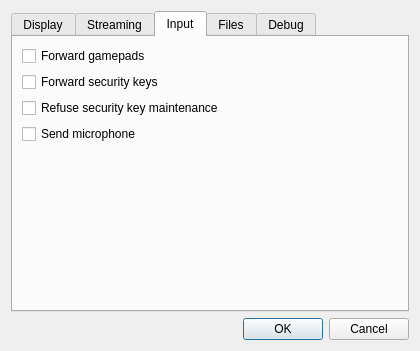
Qt form client/spectre-qt/src/settings_dialog.ui (daBOB/ghost) before a commit.
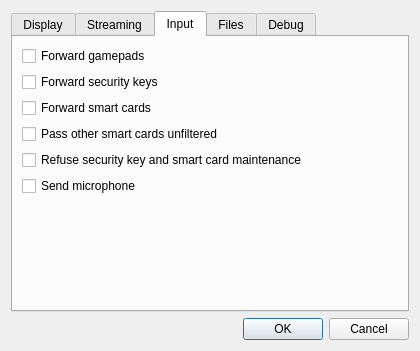
The same form after that commit. The open tabs and pages were chosen to show the change.

Commit message: added smartcard forwarding

```diff
--- a/client/spectre-qt/src/settings_dialog.ui
+++ b/client/spectre-qt/src/settings_dialog.ui
@@ -244,10 +244,34 @@
            </property>
           </widget>
          </item>
+         <item>
+          <widget class="QCheckBox" name="smartcardCheck">
+           <property name="text">
+            <string>Forward smart cards</string>
+           </property>
+           <property name="toolTip">
+            <string>Let the session's programs use smart cards (PIV and OpenPGP, a YubiKey's
+   smart card side) in readers plugged into this machine: signing in, signing, decrypting.
+   Writing to a card asks you first. Takes effect on the next connection; the host must
+   support it.</string>
+           </property>
+          </widget>
+         </item>
+         <item>
+          <widget class="QCheckBox" name="unknownCardsCheck">
+           <property name="text">
+            <string>Pass other smart cards unfiltered</string>
+           </property>
+           <property name="toolTip">
+            <string>Also forward cards and applications spectre can't read (a national ID card, a
+   CAC), writes and all, without asking. A YubiKey's other applications stay refused.</string>
+           </property>
+          </widget>
+         </item>
          <item>
           <widget class="QCheckBox" name="keyMaintenanceCheck">
            <property name="text">
-            <string>Refuse security key maintenance</string>
+            <string>Refuse security key and smart card maintenance</string>
            </property>
            <property name="toolTip">
             <string>Refuse the host's requests to reset a forwarded key, change its PIN, manage its
```
Left out of the diff: 5 changed lines with no effect on the pictures. The commit also changes 49 other files.
